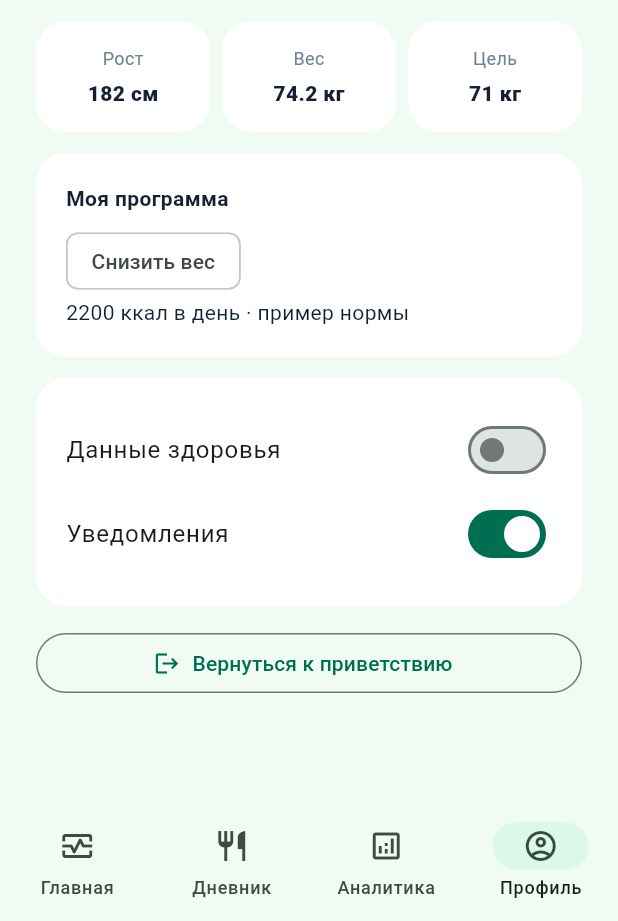
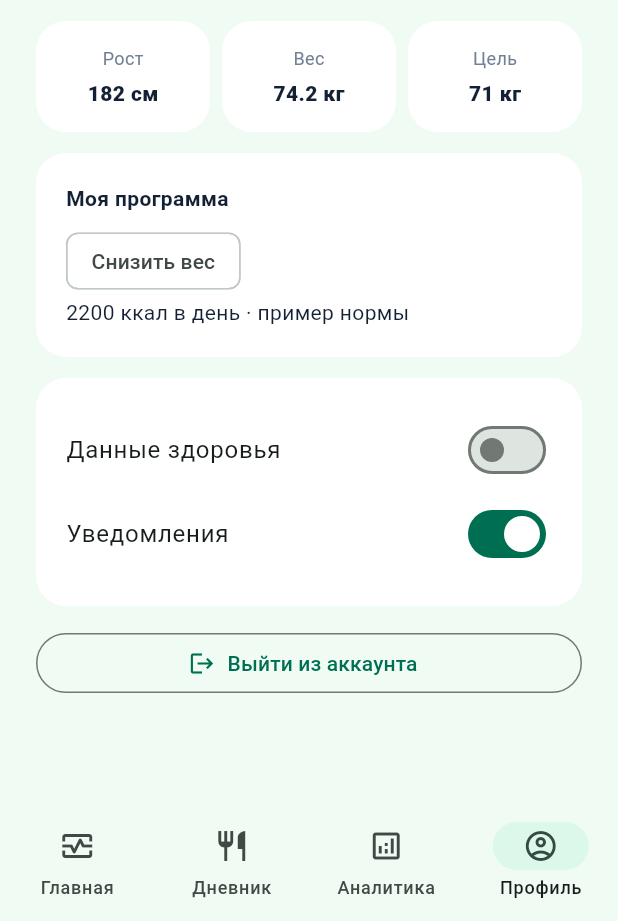
Before and after one commit to 4oys/health_app_ui, a Flutter app: the AppShell screen opened directly with empty values, after a tap on the "person outline" icon, on a phone screen of 412 x 824 dp, the part 315-1236 px from its top. Run offline on Flutter 3.47's test engine with Material 3 defaults, Android fonts, the phone set to English and light mode, and no system bars.

Commit message:
feat(ui): упростить удаление в дневнике и обновить кнопку выхода

```diff
--- a/lib/main.dart
+++ b/lib/main.dart
@@ -583,12 +583,6 @@ class _AppShellState extends State<AppShell> {
                   DateUtils.isSameDay(entry.date, date) && entry.meal == meal,
             ),
           ),
-          onDeleteEntry: (id) => setState(
-            () => entries.removeWhere(
-              (entry) =>
-                  DateUtils.isSameDay(entry.date, date) && entry.id == id,
-            ),
-          ),
         ),
         AnalyticsScreen(user: user),
         ProfileScreen(user: user, onExit: widget.onExit),
@@ -907,7 +901,7 @@ class _ProfileScreenState extends State<ProfileScreen> {
       OutlinedButton.icon(
         onPressed: widget.onExit,
         icon: const Icon(Icons.logout),
-        label: const Text('Вернуться к приветствию'),
+        label: const Text('Выйти из аккаунта'),
       ),
     ],
   );
```
Also changed, not shown: lib/features/diary/presentation/diary_screen.dart (+0 -28 lines), 2 other files.
